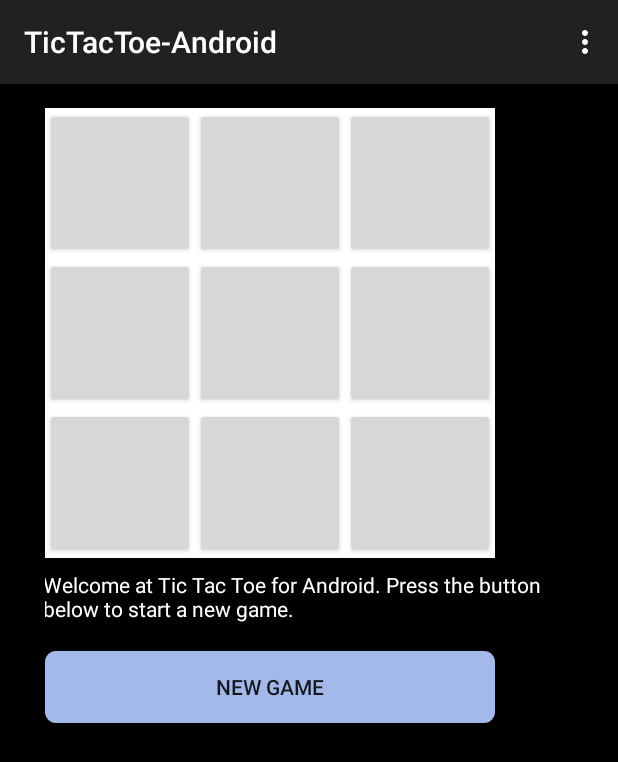
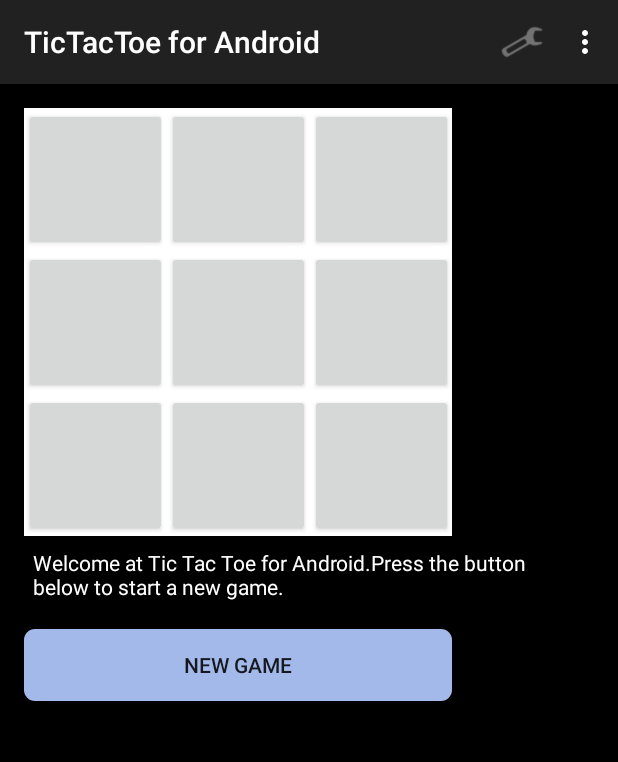
Before and after one commit to nkordis/TicTacToe-Android, an Android app: the screen it shows after launch (MainActivity), on a phone screen of 412 x 824 dp. Shown: the top 762 px of the screen. Run offline under Robolectric (Android 15) with nearby library versions, the phone set to English and light mode, and no system bars.

Commit message:
Settings added.

```diff
--- a/app/src/main/AndroidManifest.xml
+++ b/app/src/main/AndroidManifest.xml
@@ -16,6 +16,8 @@
                 <category android:name="android.intent.category.LAUNCHER" />
             </intent-filter>
         </activity>
+        <activity android:name=".SettingsActivity"
+            android:label="@string/action_settings"/>
     </application>
 
 </manifest>
--- a/app/src/main/res/layout/activity_main.xml
+++ b/app/src/main/res/layout/activity_main.xml
@@ -1,15 +1,16 @@
 <RelativeLayout xmlns:android="http://schemas.android.com/apk/res/android"
     xmlns:tools="http://schemas.android.com/tools" android:layout_width="match_parent"
-    android:layout_height="match_parent" android:paddingLeft="30dp"
+    android:layout_height="match_parent" android:paddingLeft="16dp"
     android:paddingRight="@dimen/activity_horizontal_margin"
     android:paddingTop="@dimen/activity_vertical_margin"
     android:paddingBottom="@dimen/activity_vertical_margin" tools:context=".MainActivity"
     android:background="@color/black">
 
     <TableLayout
-        android:layout_width="300dp"
-        android:layout_height="300dp"
+        android:layout_width="285dp"
+        android:layout_height="285dp"
         android:layout_alignParentLeft="true"
+
         android:layout_alignParentStart="true"
         android:background="@color/white"
         android:id="@+id/tableLayout">
@@ -21,8 +22,8 @@
             >
 
             <Button
-                android:layout_width="100dp"
-                android:layout_height="100dp"
+                android:layout_width="95dp"
+                android:layout_height="95dp"
                 android:text=""
                 android:textSize="60sp"
                 android:id="@+id/button1"
@@ -31,16 +32,16 @@
              />
 
             <Button
-                android:layout_width="100dp"
-                android:layout_height="100dp"
+                android:layout_width="95dp"
+                android:layout_height="95dp"
                 android:text=""
                 android:textSize="60sp"
                 android:id="@+id/button2"
                 android:layout_column="1" />
 
             <Button
-                android:layout_width="100dp"
-                android:layout_height="100dp"
+                android:layout_width="95dp"
+                android:layout_height="95dp"
                 android:text=""
                 android:textSize="60sp"
                 android:id="@+id/button3"
@@ -55,24 +56,24 @@
             >
 
             <Button
-                android:layout_width="100dp"
-                android:layout_height="100dp"
+                android:layout_width="95dp"
+                android:layout_height="95dp"
                 android:text=""
                 android:textSize="60sp"
                 android:id="@+id/button4"
                 android:layout_column="0" />
 
             <Button
-                android:layout_width="100dp"
-                android:layout_height="100dp"
+                android:layout_width="95dp"
+                android:layout_height="95dp"
                 android:text=""
                 android:textSize="60sp"
                 android:id="@+id/button5"
                 android:layout_column="1" />
 
             <Button
-                android:layout_width="100dp"
-                android:layout_height="100dp"
+                android:layout_width="95dp"
+                android:layout_height="95dp"
                 android:text=""
                 android:textSize="60sp"
                 android:id="@+id/button6"
@@ -84,24 +85,24 @@
             android:layout_height="fill_parent">
 
             <Button
-                android:layout_width="100dp"
-                android:layout_height="100dp"
+                android:layout_width="95dp"
+                android:layout_height="95dp"
                 android:text=""
                 android:textSize="60sp"
                 android:id="@+id/button7"
                 android:layout_column="0" />
 
             <Button
-                android:layout_width="100dp"
-                android:layout_height="100dp"
+                android:layout_width="95dp"
+                android:layout_height="95dp"
                 android:text=""
                 android:textSize="60sp"
                 android:id="@+id/button8"
                 android:layout_column="1" />
 
             <Button
-                android:layout_width="100dp"
-                android:layout_height="100dp"
+                android:layout_width="95dp"
+                android:layout_height="95dp"
                 android:text=""
                 android:textSize="60sp"
                 android:id="@+id/button9"
--- a/app/src/main/res/menu/menu_main.xml
+++ b/app/src/main/res/menu/menu_main.xml
@@ -1,6 +1,10 @@
 <menu xmlns:android="http://schemas.android.com/apk/res/android"
     xmlns:app="http://schemas.android.com/apk/res-auto"
     xmlns:tools="http://schemas.android.com/tools" tools:context=".MainActivity">
-    <item android:id="@+id/action_settings" android:title="@string/action_settings"
-        android:orderInCategory="100" app:showAsAction="never" />
+    <item android:id="@+id/action_settings" android:title="@string/action_settings" android:icon="@drawable/ic_menu_settings_holo_light"
+        android:orderInCategory="1" app:showAsAction="ifRoom" />
+    <item android:id="@+id/action_help" android:title="@string/action_help"
+        android:orderInCategory="10" app:showAsAction="never" />
+    <item android:id="@+id/action_about" android:title="@string/action_about"
+        android:orderInCategory="20" app:showAsAction="never" />
 </menu>
--- /dev/null
+++ b/app/src/main/res/values/arrays.xml
@@ -0,0 +1,13 @@
+<?xml version="1.0" encoding="utf-8"?>
+<resources>
+    <string-array name="level_options">
+        <item >Easy</item>
+        <item >Medium</item>
+        <item >Advanced</item>
+    </string-array>
+    <string-array name="level_options_values">
+        <item >0</item>
+        <item >1</item>
+        <item >2</item>
+    </string-array>
+</resources>
--- a/app/src/main/res/values/strings.xml
+++ b/app/src/main/res/values/strings.xml
@@ -1,8 +1,17 @@
 <resources>
-    <string name="app_name">TicTacToe-Android</string>
+    <string name="app_name">TicTacToe for Android</string>
 
     <string name="hello_world">Hello world!</string>
     <string name="action_settings">Settings</string>
-    <string name="welcome">Welcome at Tic Tac Toe for Android. Press the button below to start a new game.</string>
+    <string name="welcome">Welcome at Tic Tac Toe for Android.Press the button below to start a new game.</string>
     <string name="new_game">New Game</string>
+    <string name="action_help">Help</string>
+    <string name="action_about">About</string>
+    <string name="first_move_title">First Move</string>
+    <string name="first_move_summary">Computer plays first</string>
+    <string name="computer_level_title">Computer Level</string>
+    <string name="computer_level_summary">Set computer\'s level</string>
+    <string name="about_text_title">About</string>
+    <string name="about_text">Tic Tac Toe for Android is a minimal implementation of the famous paper and pencil game also known as \"noughts and crosses\" or \"X and O\". </string>
+
 </resources>
--- /dev/null
+++ b/app/src/main/res/xml/preferences.xml
@@ -0,0 +1,21 @@
+<?xml version="1.0" encoding="utf-8"?>
+<PreferenceScreen xmlns:android="http://schemas.android.com/apk/res/android">
+
+    <CheckBoxPreference
+        android:key="first_move"
+        android:title="@string/first_move_title"
+        android:summary="@string/first_move_summary"
+        android:defaultValue="true"/>
+
+    <ListPreference
+        android:key="computer_level"
+        android:title="@string/computer_level_title"
+        android:summary="@string/computer_level_summary"
+        android:dialogTitle="@string/computer_level_title"
+        android:entries="@array/level_options"
+        android:entryValues="@array/level_options_values"
+        android:defaultValue="0"/>
+
+
+
+</PreferenceScreen>
```
Also changed, not shown: app/src/main/java/murachandroidworkplace/tictactoe_android/MainActivity.java (+104 -66 lines), app/src/main/java/murachandroidworkplace/tictactoe_android/SettingsActivity.java (added, +34 -0 lines), app/src/main/res/layout/dialog.xml (added, +26 -0 lines), app/src/main/res/drawable/ic_menu_settings_holo_light.png (added), app/src/main/res/mipmap-hdpi/ic_launcher.png.
